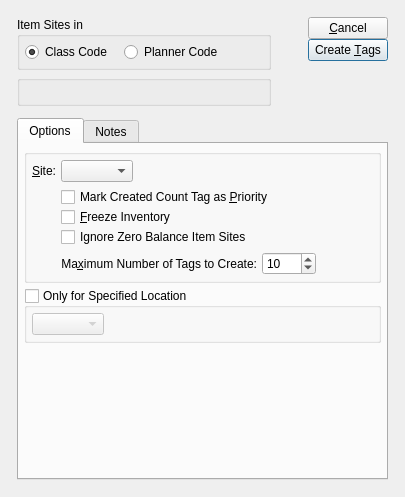
This is guiclient/createCycleCountTags.ui in discountscott/qt-client as Qt 5 draws it before an edit. The edited form follows.
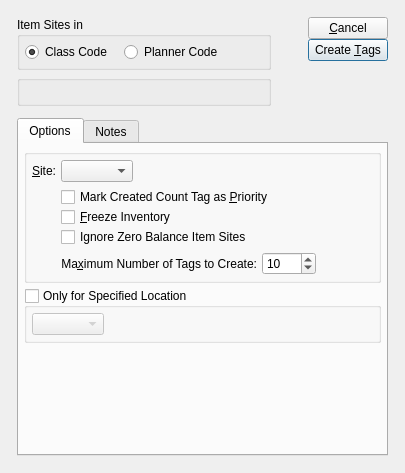
This is the edited form. Custom widgets are drawn as their Qt base class.

Diff of the .ui file:
```diff
--- a/guiclient/createCycleCountTags.ui
+++ b/guiclient/createCycleCountTags.ui
@@ -8,13 +8,13 @@
 is available at www.xtuple.com/CPAL.  By using this software, you agree
 to be bound by its terms.</comment>
  <class>createCycleCountTags</class>
- <widget class="QDialog" name="createCycleCountTags">
-  <property name="geometry">
+ <widget class="QDialog" name="createCycleCountTags" >
+  <property name="geometry" >
    <rect>
     <x>0</x>
     <y>0</y>
     <width>405</width>
-    <height>497</height>
+    <height>473</height>
    </rect>
   </property>
   <property name="windowTitle">
@@ -478,7 +478,7 @@
    </item>
   </layout>
  </widget>
- <layoutdefault spacing="5" margin="5"/>
+ <layoutdefault spacing="5" margin="5" />
  <customwidgets>
   <customwidget>
    <class>ParameterGroup</class>
```
Left out of the diff: 280 changed lines with no effect on the pictures.
